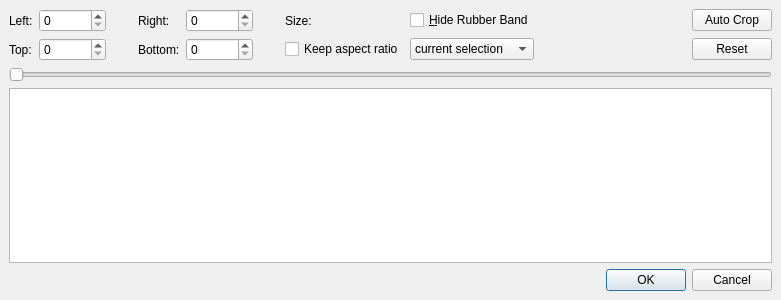
First picture: the form in avidemux_plugins/ADM_videoFilters6/crop/qt5/crop.ui, repository mean00/avidemux2, before the edit.
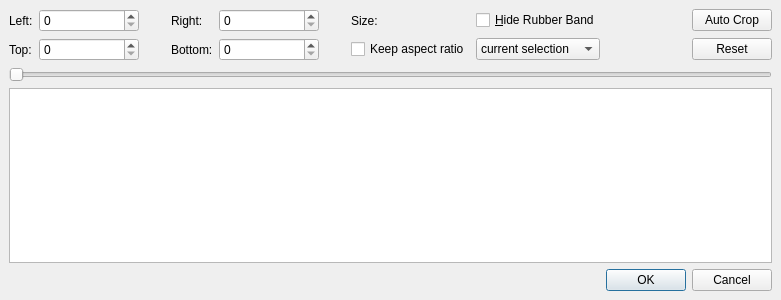
Second picture: the form after the edit. Custom widgets are drawn as their Qt base class.

Commit message: [crop/qt5] fix jerky spinbox width

```diff
--- a/avidemux_plugins/ADM_videoFilters6/crop/qt5/crop.ui
+++ b/avidemux_plugins/ADM_videoFilters6/crop/qt5/crop.ui
@@ -71,6 +71,12 @@
      </item>
      <item row="0" column="4">
       <widget class="QSpinBox" name="spinBoxRight">
+       <property name="minimumSize">
+        <size>
+         <width>100</width>
+         <height>0</height>
+        </size>
+       </property>
        <property name="maximum">
         <number>2147483647</number>
        </property>
@@ -125,6 +131,12 @@
      </item>
      <item row="1" column="4">
       <widget class="QSpinBox" name="spinBoxBottom">
+       <property name="minimumSize">
+        <size>
+         <width>100</width>
+         <height>0</height>
+        </size>
+       </property>
        <property name="maximum">
         <number>2147483647</number>
        </property>
@@ -142,6 +154,12 @@
      </item>
      <item row="0" column="1">
       <widget class="QSpinBox" name="spinBoxLeft">
+       <property name="minimumSize">
+        <size>
+         <width>100</width>
+         <height>0</height>
+        </size>
+       </property>
        <property name="maximum">
         <number>2147483647</number>
        </property>
@@ -152,6 +170,12 @@
      </item>
      <item row="1" column="1">
       <widget class="QSpinBox" name="spinBoxTop">
+       <property name="minimumSize">
+        <size>
+         <width>100</width>
+         <height>0</height>
+        </size>
+       </property>
        <property name="maximum">
         <number>2147483647</number>
        </property>
```
